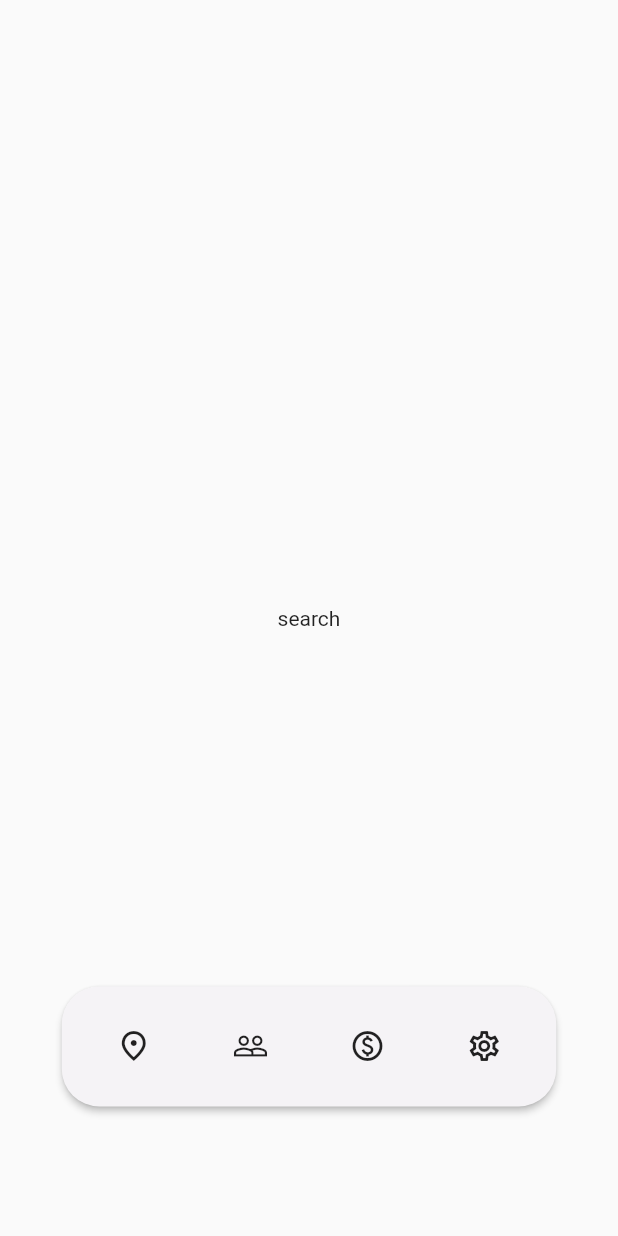
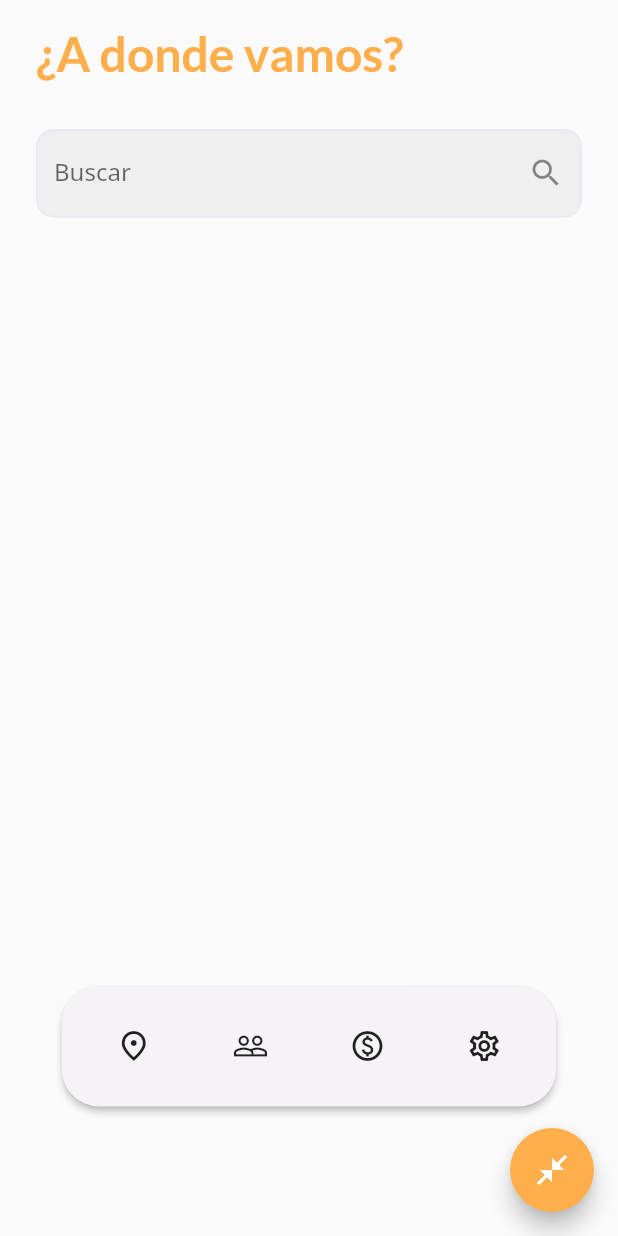
Before and after one commit to zelmop/where_to_go, a Flutter app: the HomeView screen opened by its route, on a phone screen of 412 x 824 dp. Run offline on Flutter 3.47's test engine with Material 2 defaults, Android fonts, the phone set to English and light mode, and no system bars; our stand-ins replace dio, flutter_dotenv, google_maps_flutter, location, stacked, stacked_core and 1 more.

Commit message:
fixed issued alowing special characters to query and preferences inputs

```diff
--- a/lib/main.dart
+++ b/lib/main.dart
@@ -1,4 +1,5 @@
 import 'package:flutter/material.dart';
+import 'package:flutter_dotenv/flutter_dotenv.dart';
 import 'package:stacked_services/stacked_services.dart';
 import 'package:ui_components/ui_components.dart';
 import 'package:where_to_go/app/app.locator.dart';
@@ -9,6 +10,8 @@ Future<void> main() async {
   await setupLocator();
   setupBottomSheetUi();
   setupDialogUi();
+
+  await dotenv.load(fileName: "assets/.env");
 
   runApp(const MyApp());
 }
--- a/lib/utils/text_form_field_validators.util.dart
+++ b/lib/utils/text_form_field_validators.util.dart
@@ -41,9 +41,29 @@ class TextFormFieldValidators {
 
   static String? validatePreference(String? prefrence) {
     if (prefrence == null || prefrence.isEmpty) {
-      return 'Campo requerido';
+      return null;
     }
 
-    return null;
+    var r = RegExp(r'^[a-zA-Z ñáéíóú]+$');
+
+    if (r.hasMatch(prefrence)) {
+      return null;
+    }
+
+    return 'Solo letras y espacios';
+  }
+
+  static String? validateQuery(String? query) {
+    if (query == null || query.isEmpty) {
+      return null;
+    }
+
+    var r = RegExp(r'^[a-zA-Z ñáéíóú]+$');
+
+    if (r.hasMatch(query)) {
+      return null;
+    }
+
+    return 'Solo letras y espacios';
   }
 }
--- a/lib/utils/utils.dart
+++ b/lib/utils/utils.dart
@@ -1,3 +1,4 @@
+export 'package:where_to_go/utils/geolocation.util.dart';
 export 'package:where_to_go/utils/setup_bottom_sheet_ui.util.dart';
 export 'package:where_to_go/utils/setup_dialog_ui.util.dart';
 export 'package:where_to_go/utils/text_form_field_validators.util.dart';
--- /dev/null
+++ b/lib/viewmodels/views/home_view.viewmodel.dart
@@ -0,0 +1,11 @@
+import 'package:stacked/stacked.dart';
+
+class HomeViewViewModel extends BaseViewModel {
+  bool _showMenu = true;
+  bool get showMenu => _showMenu;
+
+  void toggleMenu() {
+    _showMenu = !showMenu;
+    notifyListeners();
+  }
+}
--- a/lib/viewmodels/views/views.dart
+++ b/lib/viewmodels/views/views.dart
@@ -1,2 +1,4 @@
 export 'package:where_to_go/viewmodels/views/friends_view.viewmodel.dart';
+export 'package:where_to_go/viewmodels/views/home_view.viewmodel.dart';
 export 'package:where_to_go/viewmodels/views/initial_view.viewmodel.dart';
+export 'package:where_to_go/viewmodels/views/search_view.viewmodel.dart';
--- a/lib/views/dialogs/map.dialog.dart
+++ b/lib/views/dialogs/map.dialog.dart
@@ -45,7 +45,7 @@ class _MapDialogState extends State<MapDialog> {
           width: size.width *.9,
           height: size.height * .6,
           child: viewModel.isBusy ?
-          SimpleLoader(width: size.width *.9, height: size.height * .6):
+          SimpleLoader(width: size.width *.9, height: size.height * .6) :
           ClipRRect(
             borderRadius: BorderRadius.circular(20),
             child: Stack(
--- a/lib/views/friends.view.dart
+++ b/lib/views/friends.view.dart
@@ -65,7 +65,7 @@ class _FriendsViewState extends State<FriendsView> {
               width: 42,
               height: 42,
               child: FloatingActionButton(
-                backgroundColor: ColorConstants.secondaryColor,
+                backgroundColor: ColorConstants.primaryColor,
                 onPressed: () async => await viewModel.onAddFriend(),
                 child: const Icon(
                   Icons.add_outlined,
--- a/lib/views/home.view.dart
+++ b/lib/views/home.view.dart
@@ -1,4 +1,7 @@
 import 'package:flutter/material.dart';
+import 'package:stacked/stacked.dart';
+import 'package:ui_components/constants/color.constants.dart';
+import 'package:where_to_go/viewmodels/viewmodels.dart';
 
 import 'package:where_to_go/views/views.dart';
 import 'package:where_to_go/views/widgets/widgets.dart';
@@ -29,14 +32,16 @@ class _HomeViewState extends State<HomeView> {
   Widget build(BuildContext context) {
     var size = MediaQuery.of(context).size;
 
-    return SafeArea(
+    return ViewModelBuilder<HomeViewViewModel>.reactive(
+      viewModelBuilder: () => HomeViewViewModel(),
+      builder: (context, viewModel, child) => SafeArea(
         child: Scaffold(
           body: Stack(
             children: [
               MainNavigationView(
                 pageController: _controller
               ),
-            Align(
+              viewModel.showMenu ? Align(
                 alignment: Alignment.bottomCenter,
                 child: Padding(
                   padding: EdgeInsets.only(bottom: size.height * .1),
@@ -44,8 +49,18 @@ class _HomeViewState extends State<HomeView> {
                     pageController: _controller
                   )
                 )
+              ) : Container()
+            ]
+          ),
+          floatingActionButton: FloatingActionButton(
+            onPressed: () => viewModel.toggleMenu(),
+            backgroundColor: ColorConstants.primaryColor,
+            child: Icon(
+              viewModel.showMenu ?
+              Icons.close_fullscreen_outlined : Icons.open_in_full_outlined,
+              color: Colors.white
             )
-          ]
+          )
         )
       )
     );
--- a/lib/views/main_navigation.view.dart
+++ b/lib/views/main_navigation.view.dart
@@ -20,7 +20,7 @@ class MainNavigationView extends StatelessWidget {
         scrollDirection: Axis.horizontal,
         physics: const NeverScrollableScrollPhysics(),
         children: [
-          const SearchView(),
+          SearchView(friends: viewModel.friends),
           FriendsView(friends: viewModel.friends),
           const PaymentView(),
           const SettingsView()
--- a/lib/views/search.view.dart
+++ b/lib/views/search.view.dart
@@ -1,17 +1,97 @@
+import 'package:data/data.dart';
 import 'package:flutter/material.dart';
+import 'package:stacked/stacked.dart';
+import 'package:ui_components/ui_components.dart';
+import 'package:where_to_go/utils/utils.dart';
+import 'package:where_to_go/viewmodels/viewmodels.dart';
 
 class SearchView extends StatefulWidget {
-  const SearchView({super.key});
+  final List<Friend> friends;
+
+  const SearchView({
+    super.key,
+    required this.friends
+  });
 
   @override
   State<SearchView> createState() => _SearchViewState();
 }
 
 class _SearchViewState extends State<SearchView> {
+  final _formKey = GlobalKey<FormState>();
+
+  late TextEditingController _searchTextEditingController;
+
+  @override
+  void initState() {
+    _searchTextEditingController = TextEditingController();
+
+    super.initState();
+  }
+
+  @override
+  void dispose() {
+    _searchTextEditingController.dispose();
+
+    super.dispose();
+  }
+
   @override
   Widget build(BuildContext context) {
-    return const Center(
-      child: Text('search')
+    var size = MediaQuery.of(context).size;
+
+    return ViewModelBuilder<SearchViewViewModel>.reactive(
+      viewModelBuilder: () => SearchViewViewModel(),
+      builder: (context, viewModel, child) => Padding(
+        padding: const EdgeInsets.symmetric(vertical: 16, horizontal: 24),
+        child: Column(
+          children: [
+            Header(
+              color: ColorConstants.primaryColor,
+              fontStyle: FontStyle.normal,
+              fontWeight: FontWeight.w700,
+              text: '¿A donde vamos?',
+              width: size.width
+            ),
+            GapsContants.extraLargeVerticalGap,
+            Form(
+              key: _formKey,
+              autovalidateMode: AutovalidateMode.always,
+              child: SufixInput(
+                controller: _searchTextEditingController,
+                labelText: 'Buscar',
+                width: size.width,
+                obscureText: false,
+                validator: TextFormFieldValidators.validateQuery,
+                onPressed: () async {
+                  if (!_formKey.currentState!.validate()) {
+                    return;
+                  }
+
+                  await viewModel.onSearch(friends: widget.friends, query: _searchTextEditingController.text);
+                },
+                icon: Icons.search_outlined
+              ),
+            ),
+            GapsContants.extraLargeVerticalGap,
+            Expanded(
+              flex: 1,
+              child: viewModel.isBusy ?
+              SimpleLoader(width: size.width * .9, height: size.height * .5) :
+              ListView.separated(
+                itemBuilder: (context, index) => GestureDetector(
+                  child: PlaceListTile(place: viewModel.places[index]),
+                  onTap: () async => viewModel.onOpenPlaceInMap(
+                    viewModel.places[index].placeId
+                  )
+                ),
+                separatorBuilder: (context, index) => GapsContants.smallVerticalGap,
+                itemCount: viewModel.places.length
+              )
+            )
+          ]
+        )
+      )
     );
   }
 }
--- a/pubspec.yaml
+++ b/pubspec.yaml
@@ -38,6 +38,7 @@ dependencies:
   stacked_generator: ^0.8.5
   location: ^4.4.0
   google_maps_flutter: ^2.2.3
+  url_launcher: ^6.1.8
 
   data:
     path: ./data
@@ -76,7 +77,8 @@ flutter:
 
   # To add assets to your application, add an assets section, like this:
   assets:
-     - assets/images/
+    - assets/images/
+    - assets/.env
   #   - images/a_dot_ham.jpeg
 
   # An image asset can refer to one or more resolution-specific "variants", see
--- a/ui_components/lib/inputs/sufix.input.dart
+++ b/ui_components/lib/inputs/sufix.input.dart
@@ -7,6 +7,7 @@ class SufixInput extends StatelessWidget {
   final VoidCallback onPressed;
   final double width;
   final bool obscureText;
+  final Function validator;
 
   const SufixInput({
     super.key,
@@ -15,6 +16,7 @@ class SufixInput extends StatelessWidget {
     required this.labelText,
     required this.onPressed,
     required this.width,
+    required this.validator,
     this.obscureText = false
   });
 
@@ -34,7 +36,8 @@ class SufixInput extends StatelessWidget {
             onPressed: onPressed,
             icon: Icon(icon)
           )
-        )
+        ),
+        validator: (value) => validator(value)
       )
     );
   }
--- a/ui_components/lib/tiles/tiles.dart
+++ b/ui_components/lib/tiles/tiles.dart
@@ -1 +1,2 @@
 export 'package:ui_components/tiles/friend_list.tile.dart';
+export 'package:ui_components/tiles/place_list.tile.dart';
```
Also changed, not shown: lib/utils/geolocation.util.dart (added, +36 -0 lines), lib/viewmodels/views/search_view.viewmodel.dart (added, +140 -0 lines), lib/views/bottom_sheets/add_friend.bottomsheet.dart (+19 -2 lines), repositories/places_api/lib/places_api_client.dart (+15 -5 lines), ui_components/lib/tiles/place_list.tile.dart (added, +49 -0 lines), pubspec.lock, 7 other files. Lines whose indentation alone changed are shown as unchanged.
